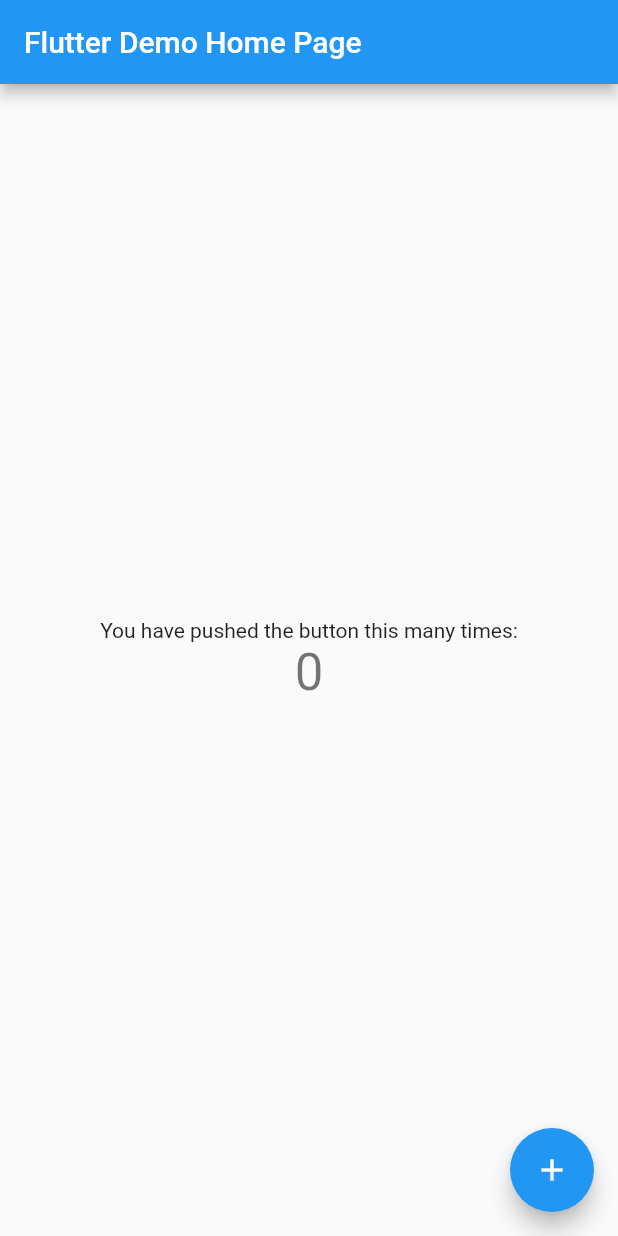
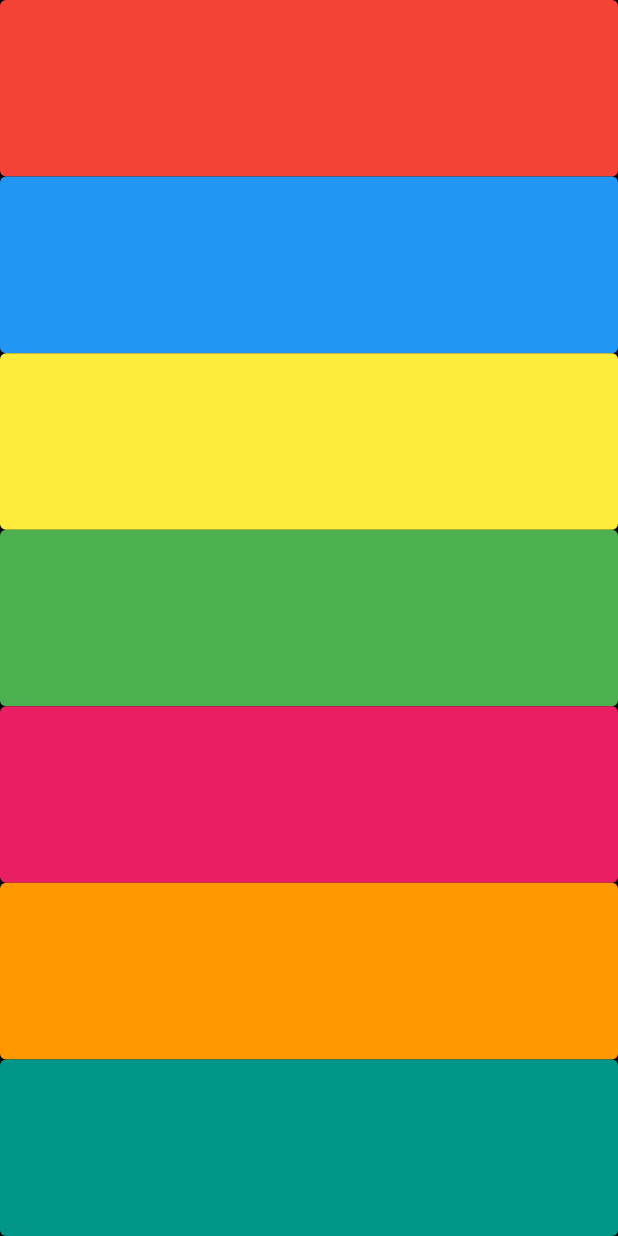
Before and after one commit to jvsena42/xilophone, a Flutter app: the screen it shows after launch, on a phone screen of 412 x 824 dp. Run offline on Flutter 3.47's test engine with Material 2 defaults, Android fonts, the phone set to English and light mode, and no system bars; our stand-ins replace audioplayers.

Commit message:
feat: add buttons

```diff
--- a/lib/main.dart
+++ b/lib/main.dart
@@ -1,115 +1,48 @@
 import 'package:flutter/material.dart';
+import 'package:audioplayers/audioplayers.dart';
 
 void main() {
-  runApp(const MyApp());
+  runApp(XylophoneApp());
 }
 
-class MyApp extends StatelessWidget {
-  const MyApp({Key? key}) : super(key: key);
-
-  // This widget is the root of your application.
+class XylophoneApp extends StatelessWidget {
   @override
   Widget build(BuildContext context) {
     return MaterialApp(
-      title: 'Flutter Demo',
-      theme: ThemeData(
-        // This is the theme of your application.
-        //
-        // Try running your application with "flutter run". You'll see the
-        // application has a blue toolbar. Then, without quitting the app, try
-        // changing the primarySwatch below to Colors.green and then invoke
-        // "hot reload" (press "r" in the console where you ran "flutter run",
-        // or simply save your changes to "hot reload" in a Flutter IDE).
-        // Notice that the counter didn't reset back to zero; the application
-        // is not restarted.
-        primarySwatch: Colors.blue,
+      home: Scaffold(
+        backgroundColor: Colors.black,
+        body: SafeArea(
+          child: Column(
+            crossAxisAlignment: CrossAxisAlignment.stretch,
+            children: [
+              button(1, Colors.red),
+              button(2, Colors.blue),
+              button(3, Colors.yellow),
+              button(4, Colors.green),
+              button(5, Colors.pink),
+              button(6, Colors.orange),
+              button(7, Colors.teal),
+            ],
+          ),
+        ),
       ),
-      home: const MyHomePage(title: 'Flutter Demo Home Page'),
+    );
+  }
+
+  Expanded button(int number,Color color) {
+    return Expanded(
+      child: TextButton(
+                style: TextButton.styleFrom(backgroundColor: color),
+                onPressed: () {
+                  play(number);
+                },
+                child: Text(''),
+              ),
     );
   }
 }
 
-class MyHomePage extends StatefulWidget {
-  const MyHomePage({Key? key, required this.title}) : super(key: key);
-
-  // This widget is the home page of your application. It is stateful, meaning
-  // that it has a State object (defined below) that contains fields that affect
-  // how it looks.
-
-  // This class is the configuration for the state. It holds the values (in this
-  // case the title) provided by the parent (in this case the App widget) and
-  // used by the build method of the State. Fields in a Widget subclass are
-  // always marked "final".
-
-  final String title;
-
-  @override
-  State<MyHomePage> createState() => _MyHomePageState();
+play(int number) async {
+  final audioPlayer = AudioCache(prefix: 'assets/');
+  audioPlayer.play('note$number.wav');
 }
-
-class _MyHomePageState extends State<MyHomePage> {
-  int _counter = 0;
-
-  void _incrementCounter() {
-    setState(() {
-      // This call to setState tells the Flutter framework that something has
-      // changed in this State, which causes it to rerun the build method below
-      // so that the display can reflect the updated values. If we changed
-      // _counter without calling setState(), then the build method would not be
-      // called again, and so nothing would appear to happen.
-      _counter++;
-    });
-  }
-
-  @override
-  Widget build(BuildContext context) {
-    // This method is rerun every time setState is called, for instance as done
-    // by the _incrementCounter method above.
-    //
-    // The Flutter framework has been optimized to make rerunning build methods
-    // fast, so that you can just rebuild anything that needs updating rather
-    // than having to individually change instances of widgets.
-    return Scaffold(
-      appBar: AppBar(
-        // Here we take the value from the MyHomePage object that was created by
-        // the App.build method, and use it to set our appbar title.
-        title: Text(widget.title),
-      ),
-      body: Center(
-        // Center is a layout widget. It takes a single child and positions it
-        // in the middle of the parent.
-        child: Column(
-          // Column is also a layout widget. It takes a list of children and
-          // arranges them vertically. By default, it sizes itself to fit its
-          // children horizontally, and tries to be as tall as its parent.
-          //
-          // Invoke "debug painting" (press "p" in the console, choose the
-          // "Toggle Debug Paint" action from the Flutter Inspector in Android
-          // Studio, or the "Toggle Debug Paint" command in Visual Studio Code)
-          // to see the wireframe for each widget.
-          //
-          // Column has various properties to control how it sizes itself and
-          // how it positions its children. Here we use mainAxisAlignment to
-          // center the children vertically; the main axis here is the vertical
-          // axis because Columns are vertical (the cross axis would be
-          // horizontal).
-          mainAxisAlignment: MainAxisAlignment.center,
-          children: <Widget>[
-            const Text(
-              'You have pushed the button this many times:',
-            ),
-            Text(
-              '$_counter',
-              style: Theme.of(context).textTheme.headline4,
-            ),
-          ],
-        ),
-      ),
-      floatingActionButton: FloatingActionButton(
-        onPressed: _incrementCounter,
-        tooltip: 'Increment',
-        child: const Icon(Icons.add),
-      ), // This trailing comma makes auto-formatting nicer for build methods.
-    );
-  }
-}
--- a/pubspec.yaml
+++ b/pubspec.yaml
@@ -13,6 +13,7 @@
     sdk: flutter
 
   cupertino_icons: ^1.0.2
+  audioplayers: ^0.20.1
 
 dev_dependencies:
   flutter_test:
```
Also changed, not shown: pubspec.lock, 1 other file.
